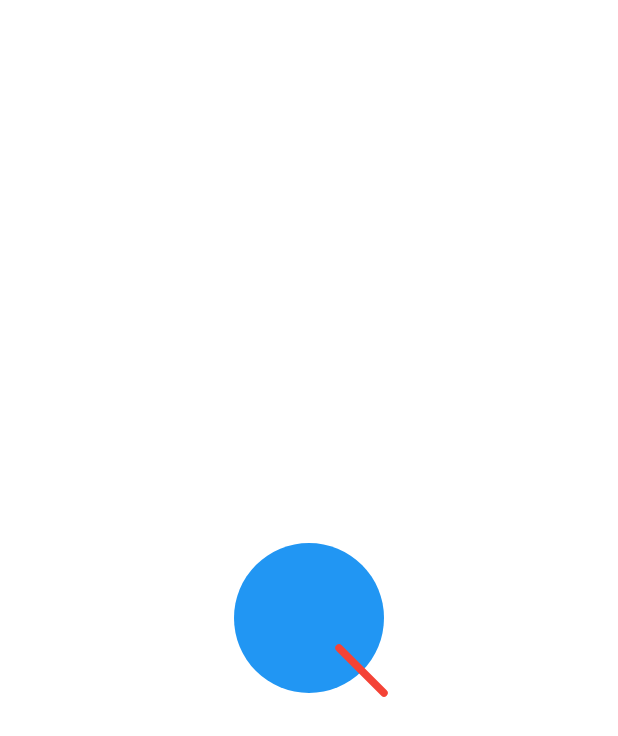
After one commit to insistenceZHUO/flutter_widget_learn, a Flutter app: the CanvasPage screen opened directly, after a tap on "CanvasBasicPage", on a phone screen of 412 x 824 dp. The commit adds this screen. Shown: the top 736 px of the screen. Run offline on Flutter 3.47's test engine with Material 2 defaults, Android fonts, the phone set to English and light mode, and no system bars; our stand-ins replace dio, shared_preferences; missing offline and left inert: wd_common_package; accounts and stored records are empty.

Commit message:
canvas学习

```diff
--- a/lib/pages/Home/Canvas/basic.dart
+++ b/lib/pages/Home/Canvas/basic.dart
@@ -46,6 +46,18 @@ class _CanvasPageState extends State<CanvasPage> {
                   Navigator.pushNamed(context, '/paintBasic');
                 },
                 child: Text('Paint'),
+              ),
+              ElevatedButton(
+                onPressed: () {
+                  Navigator.pushNamed(context, '/canvasBasic');
+                },
+                child: Text('CanvasBasicPage'),
+              ),
+              ElevatedButton(
+                onPressed: () {
+                  Navigator.pushNamed(context, '/canvasGrid');
+                },
+                child: Text('canvasGrid'),
               ),
               // ElevatedButton(onPressed: () {}, child: Text('Paint')),
             ],
--- /dev/null
+++ b/lib/pages/Home/Canvas/canvas_basic/canvas_basic_page.dart
@@ -0,0 +1,52 @@
+import 'package:flutter/material.dart';
+import 'package:wd_common_package/wd_common_package.dart';
+
+class CanvasBasicPage extends StatefulWidget {
+  const CanvasBasicPage({Key? key}) : super(key: key);
+
+  @override
+  _CanvasBasicPageState createState() => _CanvasBasicPageState();
+}
+
+class _CanvasBasicPageState extends State<CanvasBasicPage> {
+  @override
+  Widget build(BuildContext context) {
+    return Scaffold(
+      backgroundColor: Colors.white,
+      body: Container(
+        alignment: Alignment.center,
+        child: CustomPaint(
+          painter: PaperPainter(),
+        ),
+      ),
+    );
+  }
+}
+
+class PaperPainter extends CustomPainter {
+  @override
+  void paint(Canvas canvas, Size size) {
+    logger.d("size.width:${size.width}");
+    logger.d("size.height:${size.height}");
+    ///创建一个画笔;
+    var paint = Paint()
+      ..style = PaintingStyle.fill
+      ..color = Colors.blue;
+    // 画布起点移到屏幕中心
+    canvas.translate(0, 0);
+    canvas.drawCircle(Offset(0, 0), 50, paint);
+    canvas.drawLine(
+        Offset(20, 20),
+        Offset(50, 50),
+        paint
+          ..color = Colors.red
+          ..strokeWidth = 5
+          ..strokeCap = StrokeCap.round
+          ..style = PaintingStyle.stroke);
+  }
+
+  @override
+  bool shouldRepaint(covariant CustomPainter oldDelegate) {
+    return false;
+  }
+}
--- a/lib/routes/routes.dart
+++ b/lib/routes/routes.dart
@@ -8,6 +8,8 @@ import 'package:widget_details/pages/Home/AlertDialog/basic.dart';
 import 'package:widget_details/pages/Home/BuildContext/basic.dart';
 import 'package:widget_details/pages/Home/Canvas/Paint/paint_basic_page.dart';
 import 'package:widget_details/pages/Home/Canvas/basic.dart';
+import 'package:widget_details/pages/Home/Canvas/canvas_basic/canvas_basic_page.dart';
+import 'package:widget_details/pages/Home/Canvas/canvas_basic/canvas_grid_page.dart';
 import 'package:widget_details/pages/Home/Center/align_page.dart';
 import 'package:widget_details/pages/Home/Constraint/basic.dart';
 import 'package:widget_details/pages/Home/Future/basic.dart';
@@ -79,6 +81,8 @@ final routes = {
   '/steamBuilder': (context) => SteamBuilderPage(),
   '/giveALike': (context) => GiveALikePage(),
   '/paintBasic': (context) => PaintBasicPage(),
+  '/canvasBasic': (context) => CanvasBasicPage(),
+  '/canvasGrid': (context) => CanvasGridPage(),
 };
 
 final initRoute = '/';
```
Also changed, not shown: lib/pages/Home/Canvas/Paint/paint_basic_page.dart (+28 -24 lines), lib/pages/Home/Canvas/canvas_basic/canvas_grid_page.dart (added, +141 -0 lines).
